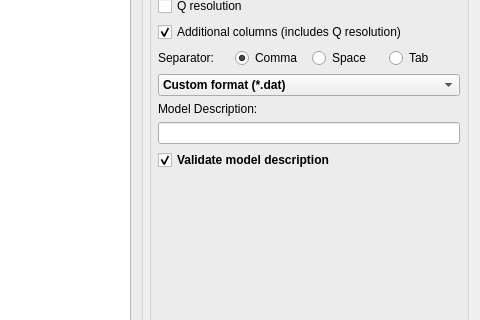
First picture: the form in qt/scientific_interfaces/ISISReflectometry/GUI/Save/SaveWidget.ui, repository mantidproject/mantid, before the edit; both pictures show x 508 to 988 and y 136 to 456 of the 988 by 672 pixel window.
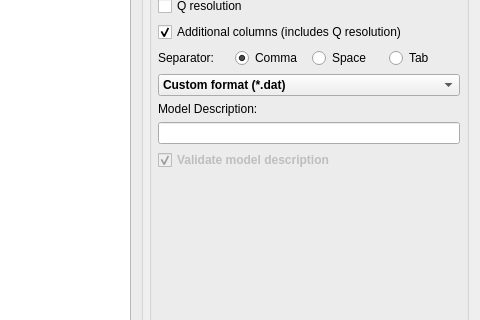
Second picture: the form after the edit.

```diff
--- a/qt/scientific_interfaces/ISISReflectometry/GUI/Save/SaveWidget.ui
+++ b/qt/scientific_interfaces/ISISReflectometry/GUI/Save/SaveWidget.ui
@@ -378,6 +378,9 @@
                 <property name="checked">
                     <bool>true</bool>
                 </property>
+                <property name="enabled">
+                    <bool>false</bool>
+                </property>
             </widget>
         </item>
         <item>
```
